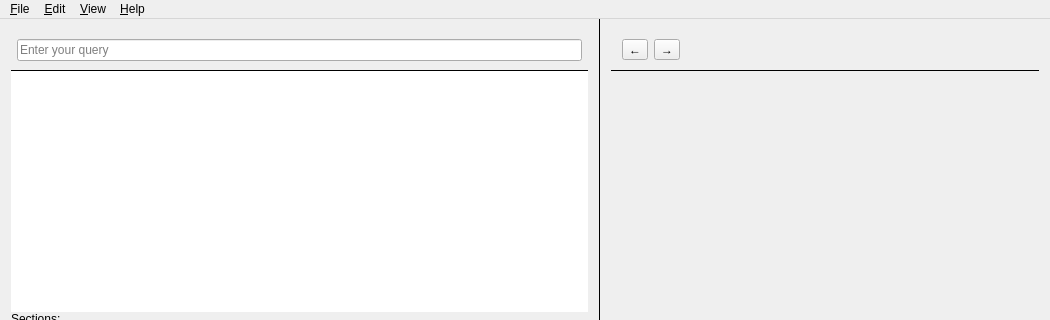
zealdocs/zeal, file zeal/mainwindow.ui: the form before one commit; both pictures show x 0 to 1050 and y 0 to 320 of the 1050 by 579 pixel window.
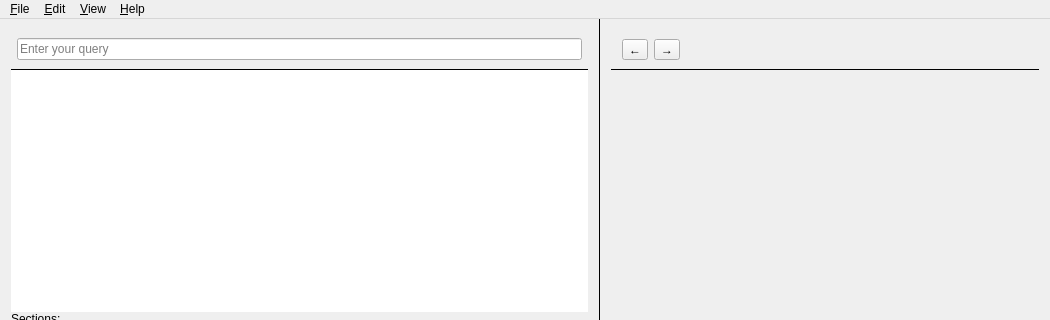
The form after the commit. Custom widgets are drawn as their Qt base class.

Commit message: Updates home page design.

```diff
--- a/zeal/mainwindow.ui
+++ b/zeal/mainwindow.ui
@@ -18,8 +18,11 @@
 	background: black;
 }
 
-#webView, #treeView{
-	border-top: 1px solid black;
+#frame, #frame_2{
+	border-top: none;
+	border-right: none;
+	border-bottom: 1px solid black;
+	border-left: none;
 }</string>
   </property>
   <widget class="QWidget" name="centralWidget">
```
The commit also changes 3 other files.
